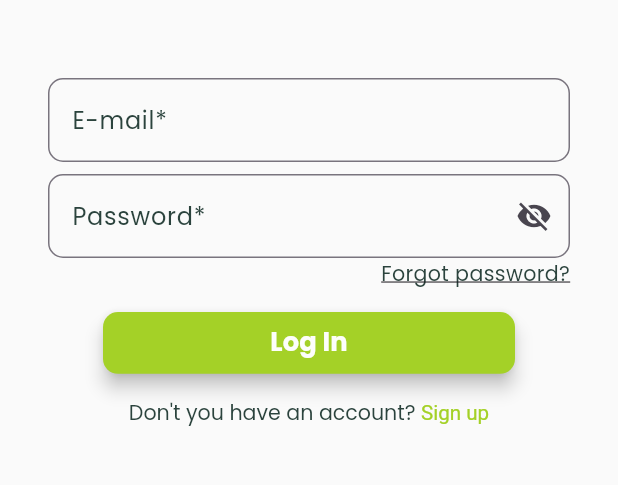
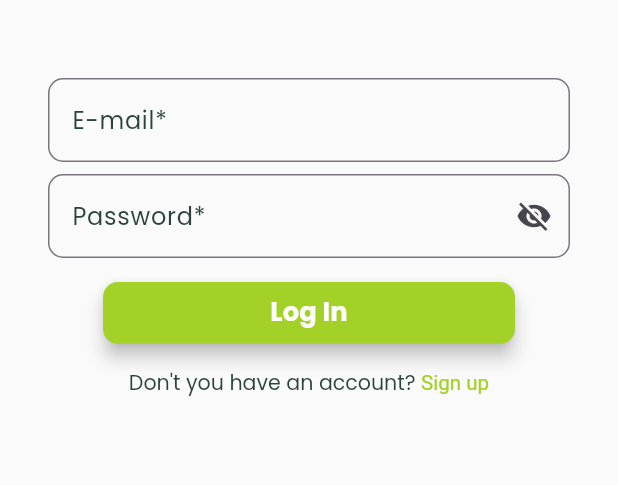
Before and after one commit to ekinalaydin/plant_app, a Flutter app: the screen it shows after launch, on a phone screen of 412 x 824 dp, the part 258-743 px from its top. Run offline on Flutter 3.47's test engine with Material 3 defaults, Android fonts, the phone set to English and light mode, and no system bars; our stand-ins replace dropdown_search, firebase_auth, firebase_core, geocoding, get, google_fonts and 4 more; accounts and stored records are empty.

Commit message:
FORGOT password gorunmez.

```diff
--- a/lib/widgets/login/sign_in_form.dart
+++ b/lib/widgets/login/sign_in_form.dart
@@ -234,32 +234,32 @@ class _SignInFormState extends State<SignInForm> {
                     },
                   ),
                 ),
-                Row(
-                  mainAxisAlignment: MainAxisAlignment.end,
-                  children: [
-                    Padding(
-                      padding: const EdgeInsets.symmetric(horizontal: 16.0),
-                      child: GestureDetector(
-                        onTap: () {
-                          Navigator.push(
-                            context,
-                            MaterialPageRoute(
-                              builder: (context) => ForgotPasswordScreen(),
-                            ),
-                          );
-                          // Forgot Password sayfasına yönlendirme yapılabilir veya başka işlemler gerçekleştirilebilir
-                        },
-                        child: Text(
-                          "Forgot password?",
-                          style: GoogleFonts.poppins(
-                              color: AppColors.onSurface,
-                              decoration: TextDecoration.underline,
-                              fontSize: screenWidth / 30),
-                        ),
-                      ),
-                    ),
-                  ],
-                ),
+                // Row(
+                //   mainAxisAlignment: MainAxisAlignment.end,
+                //   children: [
+                //     Padding(
+                //       padding: const EdgeInsets.symmetric(horizontal: 16.0),
+                //       child: GestureDetector(
+                //         onTap: () {
+                //           Navigator.push(
+                //             context,
+                //             MaterialPageRoute(
+                //               builder: (context) => ForgotPasswordScreen(),
+                //             ),
+                //           );
+                //           // Forgot Password sayfasına yönlendirme yapılabilir veya başka işlemler gerçekleştirilebilir
+                //         },
+                //         child: Text(
+                //           "Forgot password?",
+                //           style: GoogleFonts.poppins(
+                //               color: AppColors.onSurface,
+                //               decoration: TextDecoration.underline,
+                //               fontSize: screenWidth / 30),
+                //         ),
+                //       ),
+                //     ),
+                //   ],
+                // ),
                 SizedBox(height: 16.0),
                 Center(
                   child: Column(
```
